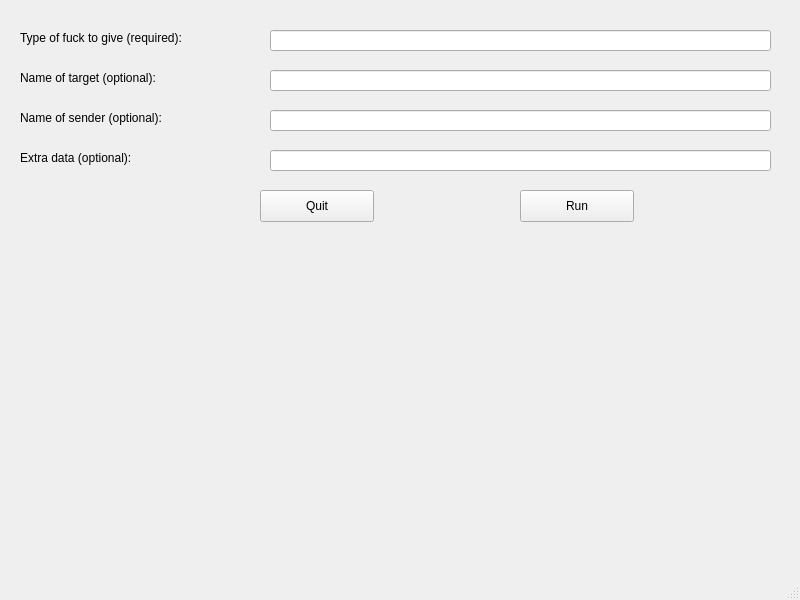
This is qt_designs/goad_draft_03.ui in Hasimir/foad as Qt 5 draws it before an edit. The edited form follows.
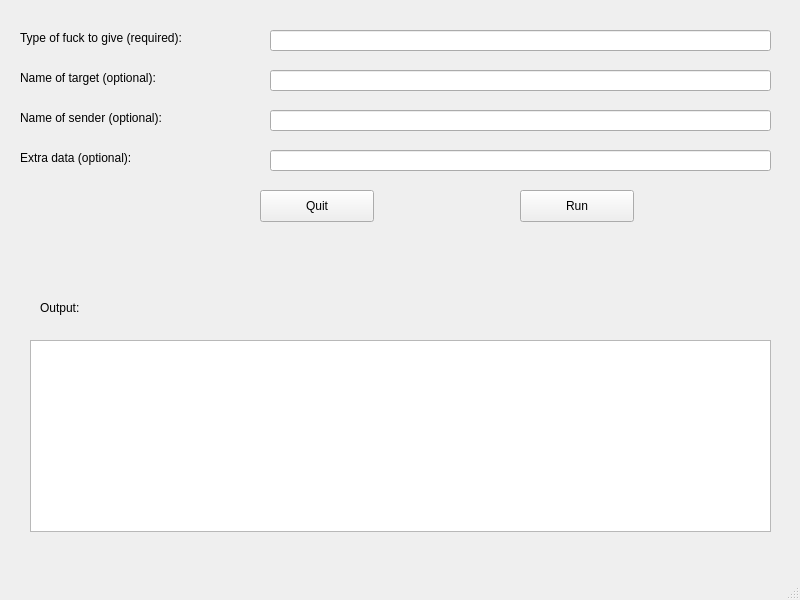
This is the edited form.

Commit message: Text output area added.

What changed in the file:
```diff
--- a/qt_designs/goad_draft_03.ui
+++ b/qt_designs/goad_draft_03.ui
@@ -132,6 +132,29 @@
      <string>Quit</string>
     </property>
    </widget>
+   <widget class="QTextBrowser" name="textBrowser">
+    <property name="geometry">
+     <rect>
+      <x>30</x>
+      <y>340</y>
+      <width>741</width>
+      <height>192</height>
+     </rect>
+    </property>
+   </widget>
+   <widget class="QLabel" name="label_5">
+    <property name="geometry">
+     <rect>
+      <x>40</x>
+      <y>300</y>
+      <width>101</width>
+      <height>16</height>
+     </rect>
+    </property>
+    <property name="text">
+     <string>Output:</string>
+    </property>
+   </widget>
   </widget>
   <widget class="QMenuBar" name="menubar">
    <property name="geometry">
```
